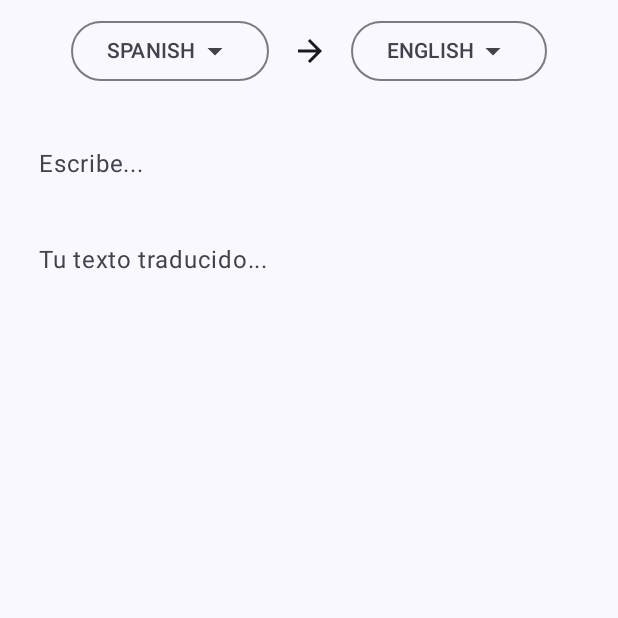
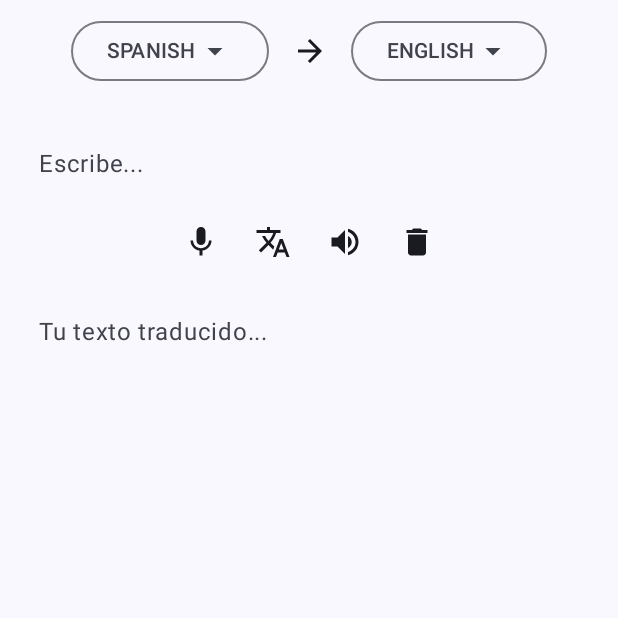
Before and after one commit to hernanzala/AppTraductor, an Android app built with Jetpack Compose: the screen it shows after launch (MainActivity), on a phone screen of 412 x 824 dp, the top half of it. Run offline under Robolectric (Android 15) with nearby library versions, the phone set to English and light mode, and no system bars; libraries missing offline, so code that uses them is left out: com.google.mlkit.common, com.google.mlkit.nl; 3 statements that could not run were skipped.

```diff
--- a/app/build.gradle.kts
+++ b/app/build.gradle.kts
@@ -71,4 +71,6 @@ dependencies {
     androidTestImplementation(libs.androidx.ui.test.junit4)
     debugImplementation(libs.androidx.ui.tooling)
     debugImplementation(libs.androidx.ui.test.manifest)
+
+    implementation("com.google.accompanist:accompanist-permissions:0.24.11-rc")
 }
--- /dev/null
+++ b/app/src/main/java/com/traslator/MainIconButton.kt
@@ -0,0 +1,16 @@
+package com.traslator
+
+import androidx.compose.foundation.layout.size
+import androidx.compose.material3.Icon
+import androidx.compose.material3.IconButton
+import androidx.compose.runtime.Composable
+import androidx.compose.ui.Modifier
+import androidx.compose.ui.res.painterResource
+import androidx.compose.ui.unit.dp
+
+@Composable
+fun MainIconButton(icon: Int, onClick : () -> Unit ){
+    IconButton(onClick = onClick) {
+        Icon(painter = painterResource(id = icon), contentDescription ="", modifier = Modifier.size(24.dp) )
+    }
+}
--- a/app/src/main/java/com/traslator/TranslateView.kt
+++ b/app/src/main/java/com/traslator/TranslateView.kt
@@ -1,5 +1,6 @@
 package com.traslator
 
+import androidx.activity.compose.rememberLauncherForActivityResult
 import androidx.compose.foundation.layout.Column
 import androidx.compose.foundation.layout.Row
 import androidx.compose.foundation.layout.Spacer
@@ -19,6 +20,7 @@ import androidx.compose.material3.OutlinedTextField
 import androidx.compose.material3.Text
 import androidx.compose.material3.TextFieldDefaults
 import androidx.compose.runtime.Composable
+import androidx.compose.runtime.SideEffect
 import androidx.compose.runtime.getValue
 import androidx.compose.runtime.mutableIntStateOf
 import androidx.compose.runtime.mutableStateOf
@@ -33,7 +35,14 @@ import androidx.compose.ui.platform.LocalSoftwareKeyboardController
 import androidx.compose.ui.text.input.ImeAction
 import androidx.compose.ui.unit.dp
 
-@OptIn(ExperimentalComposeUiApi::class, ExperimentalMaterial3Api::class)
+import com.example.apptraductor.R
+import com.google.accompanist.permissions.ExperimentalPermissionsApi
+import com.google.accompanist.permissions.isGranted
+import com.google.accompanist.permissions.rememberPermissionState
+
+@OptIn(ExperimentalComposeUiApi::class, ExperimentalMaterial3Api::class,
+    ExperimentalPermissionsApi::class
+)
 @Composable
 fun TranslateView(viewModel: TranslateViewModel) {
 
@@ -42,12 +51,24 @@ fun TranslateView(viewModel: TranslateViewModel) {
     val keyboardController = LocalSoftwareKeyboardController.current
     val languageOptions = viewModel.languageOptions
     val itemSelection = viewModel.itemSelection
+    val itemVoice = viewModel.itemsVoice
     var indexSource by remember { mutableIntStateOf(0) }
     var indexTarget by remember { mutableIntStateOf(1) }
     var expandSource by remember { mutableStateOf(false) }
     var expandTarget by remember { mutableStateOf(false) }
     var selectedSourceLang by remember { mutableStateOf(languageOptions[0]) }
     var selectedTargetLang by remember { mutableStateOf(languageOptions[1]) }
+    var selectedTargetVoice by remember { mutableStateOf(itemVoice[1]) }
+    val permissionState = rememberPermissionState(permission = android.Manifest.permission.RECORD_AUDIO)
+
+    SideEffect {
+        permissionState.launchPermissionRequest()
+    }
+    val speechRecognitionLauncher = rememberLauncherForActivityResult(
+        contract = SpeechRecognizerContract(),
+        onResult = {
+            viewModel.onValue(it.toString().replace("[","").replace("]","").trimStart())
+        })
 
     Column(
         modifier = Modifier
@@ -86,6 +107,7 @@ fun TranslateView(viewModel: TranslateViewModel) {
                 onClickItem = { index ->
                     indexTarget = index
                     selectedTargetLang = languageOptions[index]
+                    selectedTargetVoice = itemVoice[index]
                     expandTarget = false
                 },
             )
@@ -120,6 +142,33 @@ fun TranslateView(viewModel: TranslateViewModel) {
                 .fillMaxWidth()
         )
 
+        Row(verticalAlignment = Alignment.CenterVertically) {
+           MainIconButton(icon = R.drawable.mic) {
+                if (permissionState.status.isGranted){
+                    speechRecognitionLauncher.launch(Unit)
+                }else{
+                   permissionState.launchPermissionRequest()
+                }
+           }
+            MainIconButton(icon = R.drawable.translate) {
+                viewModel.onTranslate(
+                    state.texToTranslate,
+                    context,
+                    selectedSourceLang,
+                    selectedTargetLang
+                )
+
+            }
+            MainIconButton(icon = R.drawable.speak) {
+                viewModel.textToSpeech(context, selectedTargetVoice)
+
+
+            }
+            MainIconButton(icon = R.drawable.delete) {
+                viewModel.clean()
+            }
+        }
+
         if (state.isDownloading) {
             CircularProgressIndicator()
             Text(text = "Descargando modelo, espere...")
--- /dev/null
+++ b/app/src/main/res/drawable/delete.xml
@@ -0,0 +1,5 @@
+<vector xmlns:android="http://schemas.android.com/apk/res/android" android:height="24dp" android:tint="#000000" android:viewportHeight="24" android:viewportWidth="24" android:width="24dp">
+
+    <path android:fillColor="@android:color/white" android:pathData="M6,19c0,1.1 0.9,2 2,2h8c1.1,0 2,-0.9 2,-2V7H6v12zM19,4h-3.5l-1,-1h-5l-1,1H5v2h14V4z"/>
+
+</vector>
--- /dev/null
+++ b/app/src/main/res/drawable/mic.xml
@@ -0,0 +1,5 @@
+<vector xmlns:android="http://schemas.android.com/apk/res/android" android:height="24dp" android:tint="#000000" android:viewportHeight="24" android:viewportWidth="24" android:width="24dp">
+
+    <path android:fillColor="@android:color/white" android:pathData="M12,14c1.66,0 2.99,-1.34 2.99,-3L15,5c0,-1.66 -1.34,-3 -3,-3S9,3.34 9,5v6c0,1.66 1.34,3 3,3zM17.3,11c0,3 -2.54,5.1 -5.3,5.1S6.7,14 6.7,11L5,11c0,3.41 2.72,6.23 6,6.72L11,21h2v-3.28c3.28,-0.48 6,-3.3 6,-6.72h-1.7z"/>
+
+</vector>
--- /dev/null
+++ b/app/src/main/res/drawable/speak.xml
@@ -0,0 +1,5 @@
+<vector xmlns:android="http://schemas.android.com/apk/res/android" android:autoMirrored="true" android:height="24dp" android:tint="#000000" android:viewportHeight="24" android:viewportWidth="24" android:width="24dp">
+
+    <path android:fillColor="@android:color/white" android:pathData="M3,9v6h4l5,5L12,4L7,9L3,9zM16.5,12c0,-1.77 -1.02,-3.29 -2.5,-4.03v8.05c1.48,-0.73 2.5,-2.25 2.5,-4.02zM14,3.23v2.06c2.89,0.86 5,3.54 5,6.71s-2.11,5.85 -5,6.71v2.06c4.01,-0.91 7,-4.49 7,-8.77s-2.99,-7.86 -7,-8.77z"/>
+
+</vector>
--- /dev/null
+++ b/app/src/main/res/drawable/translate.xml
@@ -0,0 +1,5 @@
+<vector xmlns:android="http://schemas.android.com/apk/res/android" android:height="24dp" android:tint="#000000" android:viewportHeight="24" android:viewportWidth="24" android:width="24dp">
+
+    <path android:fillColor="@android:color/white" android:pathData="M12.87,15.07l-2.54,-2.51 0.03,-0.03c1.74,-1.94 2.98,-4.17 3.71,-6.53L17,6L17,4h-7L10,2L8,2v2L1,4v1.99h11.17C11.5,7.92 10.44,9.75 9,11.35 8.07,10.32 7.3,9.19 6.69,8h-2c0.73,1.63 1.73,3.17 2.98,4.56l-5.09,5.02L4,19l5,-5 3.11,3.11 0.76,-2.04zM18.5,10h-2L12,22h2l1.12,-3h4.75L21,22h2l-4.5,-12zM15.88,17l1.62,-4.33L19.12,17h-3.24z"/>
+
+</vector>
```
Also changed, not shown: app/src/main/AndroidManifest.xml (+20 -0 lines), app/src/main/java/com/traslator/SpeechRecognizerContract.kt (added, +27 -0 lines), app/src/main/java/com/traslator/TranslateViewModel.kt (+38 -0 lines).
